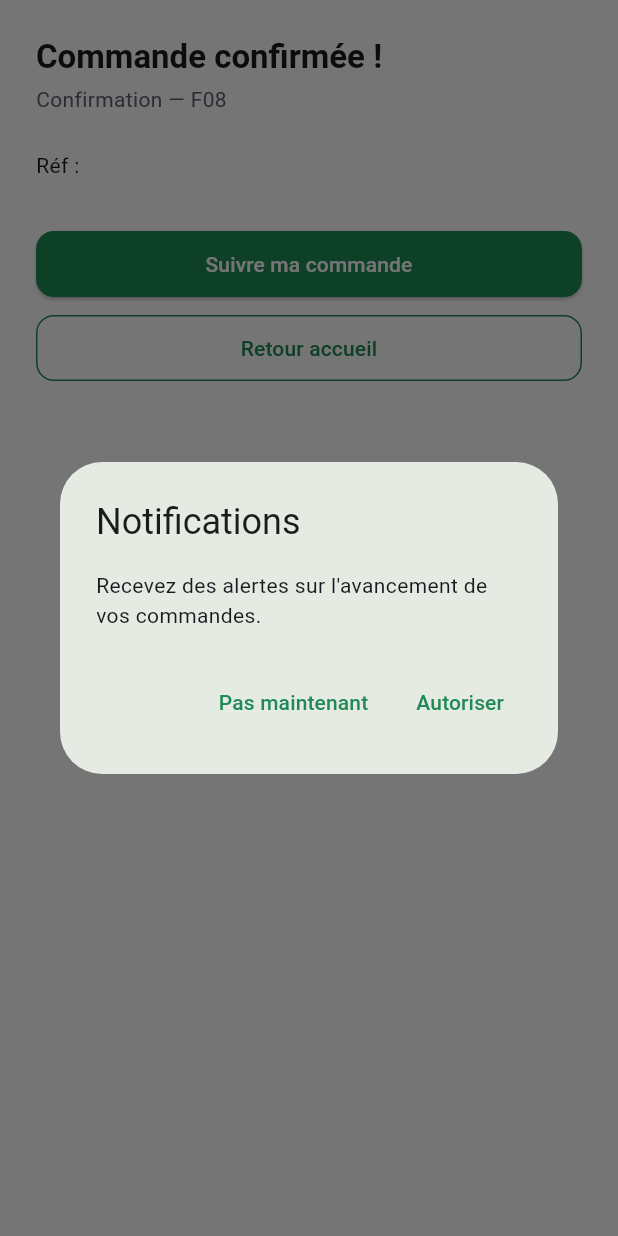
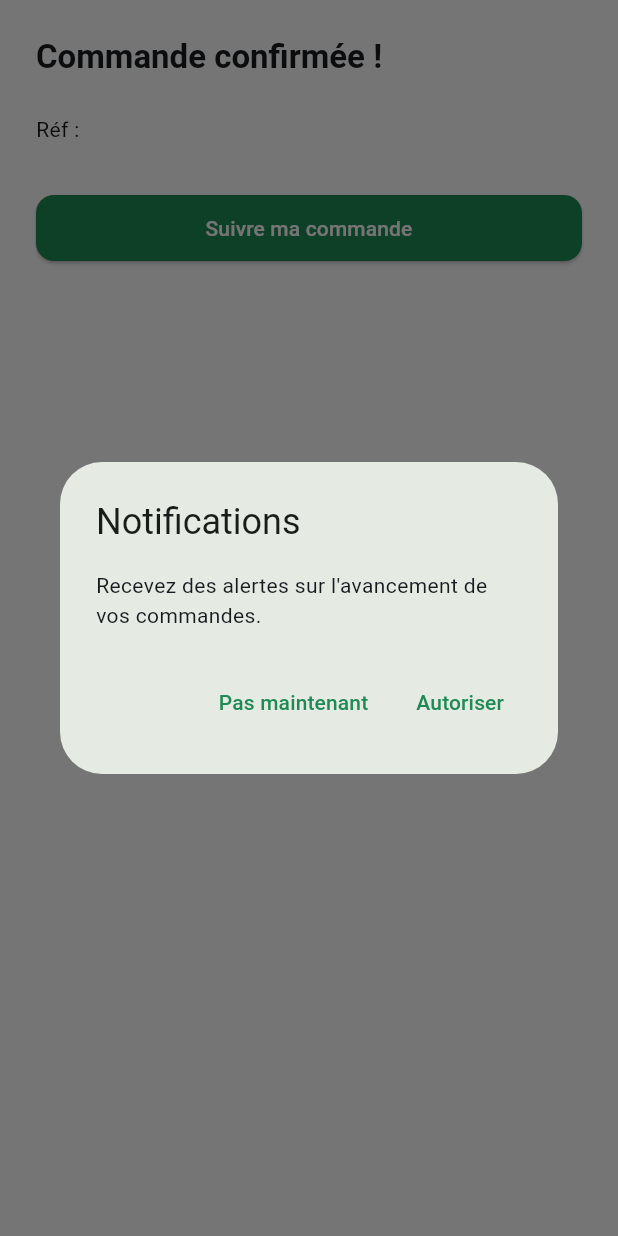
Before and after one commit to ecolealgerienne-ui/echangoorder, a Flutter app: the OrderConfirmationScreen widget shown alone on an empty page, opened directly with empty values, on a phone screen of 412 x 824 dp. Run offline on Flutter 3.47's test engine with Material 3 defaults, Android fonts, the phone set to English and light mode, and no system bars; our stand-ins replace easy_localization, flutter_secure_storage, geolocator, go_router, package_info_plus, permission_handler and 2 more; accounts and stored records are empty; network calls fail.

Commit message:
UI : retire le code de spec affiché en sous-titre + bouton "Retour accueil"
screen_placeholder.dart affichait toujours screens.<screenKey>.subtitle
(texte de repérage interne type "Confirmation — F08", utile seulement
pendant la phase "navigation sans données") sur tous les écrans qui
utilisent encore ce widget. Supprimé son affichage (les clés restent
dans les traductions pour ne pas casser translations_completeness_test.dart).

Bouton "Retour accueil" retiré de OrderConfirmationScreen, seul endroit
où il apparaissait — "Suivre ma commande" reste l'unique action.

Co-Authored-By: Claude Sonnet 5 <noreply@anthropic.com>
Claude-Session: https://claude.ai/code/session_01Urokje9toyVcPywgcKMp4m

```diff
--- a/mobile/assets/translations/ar.json
+++ b/mobile/assets/translations/ar.json
@@ -152,7 +152,6 @@
     "goToCheckout": "تأكيد السلة",
     "confirmOrder": "تأكيد الطلب",
     "trackOrder": "تتبع طلبي",
-    "backHome": "العودة للرئيسية",
     "reorder": "إعادة الطلب",
     "cancelOrder": "إلغاء الطلب",
     "logout": "تسجيل الخروج",
--- a/mobile/assets/translations/fr.json
+++ b/mobile/assets/translations/fr.json
@@ -152,7 +152,6 @@
     "goToCheckout": "Valider mon panier",
     "confirmOrder": "Confirmer la commande",
     "trackOrder": "Suivre ma commande",
-    "backHome": "Retour accueil",
     "reorder": "Commander à nouveau",
     "cancelOrder": "Annuler la commande",
     "logout": "Se déconnecter",
--- a/mobile/lib/screens/checkout/order_confirmation_screen.dart
+++ b/mobile/lib/screens/checkout/order_confirmation_screen.dart
@@ -3,7 +3,6 @@ import 'package:flutter/material.dart';
 import 'package:go_router/go_router.dart';
 import '../../services/permission_service.dart';
 import '../../theme/app_theme.dart';
-import '../../widgets/app_button.dart';
 import '../../widgets/screen_placeholder.dart';
 
 /// F08 — confirmation affichée juste après `CheckoutSummaryScreen` (données
@@ -60,11 +59,6 @@ class _OrderConfirmationScreenState extends State<OrderConfirmationScreen> {
             // pas besoin de passer par le navigator parent comme en React Native.
             onPressed: () => context.go('/profile/orders/${widget.orderRef}'),
           ),
-          PlaceholderAction(
-            label: 'actions.backHome'.tr(),
-            onPressed: () => context.go('/home'),
-            variant: AppButtonVariant.secondary,
-          ),
         ],
         child: Column(
           crossAxisAlignment: CrossAxisAlignment.stretch,
--- a/mobile/lib/widgets/screen_placeholder.dart
+++ b/mobile/lib/widgets/screen_placeholder.dart
@@ -49,17 +49,10 @@ class ScreenPlaceholder extends StatelessWidget {
             children: [
               if (!showAppBar)
                 Padding(
-                  padding: const EdgeInsets.only(bottom: AppSpacing.xs),
+                  padding: const EdgeInsets.only(bottom: AppSpacing.lg),
                   child: Text('screens.$screenKey.title'.tr(), style: Theme.of(context).textTheme.titleLarge),
                 ),
-              Text(
-                'screens.$screenKey.subtitle'.tr(),
-                style: Theme.of(context).textTheme.bodyMedium?.copyWith(color: AppColors.textMuted),
-              ),
-              if (child != null) ...[
-                const SizedBox(height: AppSpacing.lg),
-                child!,
-              ],
+              if (child != null) child!,
               if (actions.isNotEmpty) const SizedBox(height: AppSpacing.lg),
               for (final action in actions)
                 AppButton(label: action.label, onPressed: action.onPressed, variant: action.variant),
```
Also changed, not shown: 1 other file.
